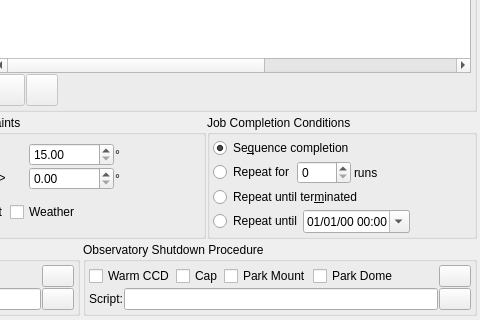
Above: kstars/ekos/scheduler/scheduler.ui from TallFurryMan/kstars before the change; both pictures show x 337 to 817 and y 270 to 590 of the 817 by 590 pixel window. Below: the same form after it.
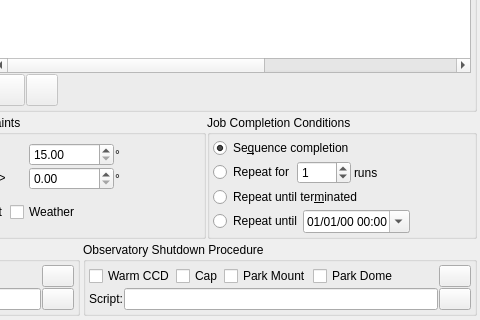
That is the form after the change. Custom widgets are drawn as their Qt base class.

Commit message:
Rework estimateJobTime to handle repeats
This is required to properly remember job progress, and capture as long as the
total count requires it.

Diff of the .ui file:
```diff
--- a/kstars/ekos/scheduler/scheduler.ui
+++ b/kstars/ekos/scheduler/scheduler.ui
@@ -1107,6 +1107,9 @@
             <property name="maximum">
              <number>1000</number>
             </property>
+            <property name="value">
+             <number>1</number>
+            </property>
            </widget>
           </item>
           <item>
```
The commit also changes 1 other file.
